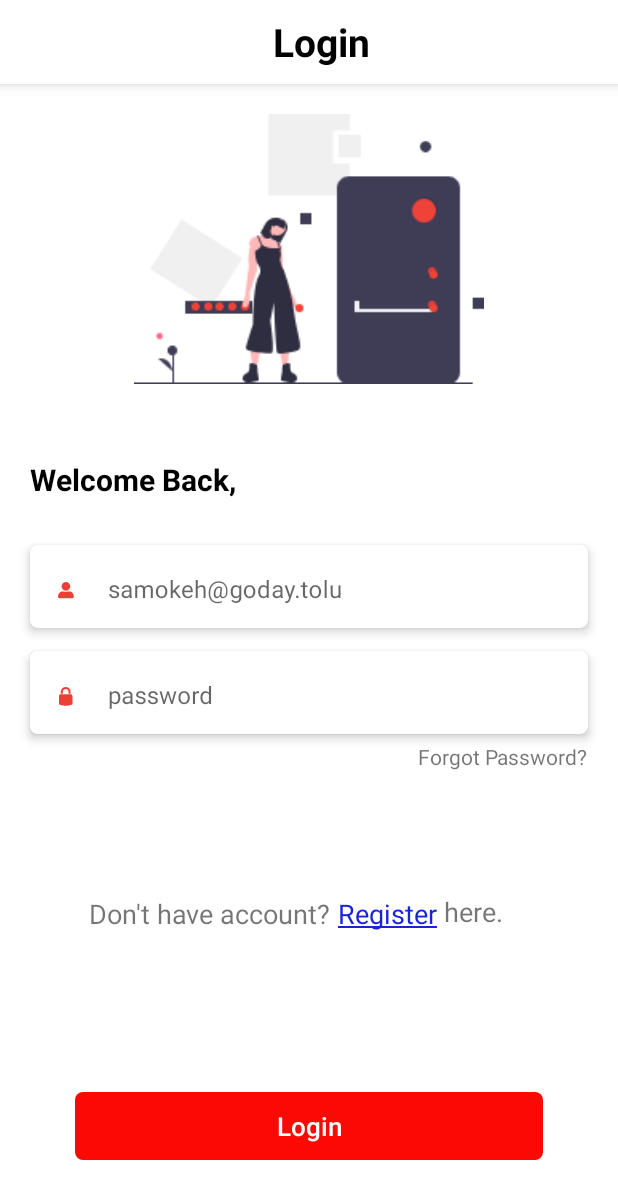
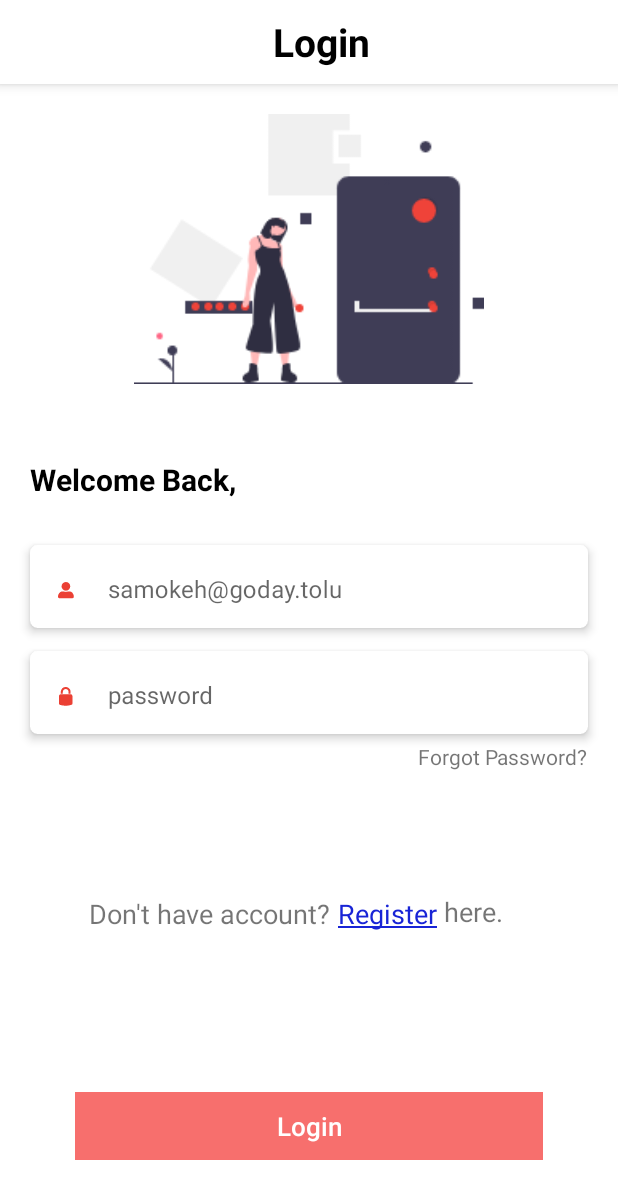
Before and after one commit to victorbamikole/hotel-booking-app, an Android app: the screen it shows after launch (MainActivity), after a tap on "Skip", on a phone screen of 412 x 824 dp. Shown: the top 1199 px of the screen. Run offline under Robolectric (Android 15) with nearby library versions, the phone set to English and light mode, and no system bars; our stand-ins replace Dagger/Hilt's generated code, navigation-ui; Roboto replaces fonts that are not available here.

Commit message:
changed login button depending on its state

```diff
--- a/app/src/main/java/com/example/hbapplicationgroupb/ui/userAuthenticationScreen/ForgotPasswordFragment.kt
+++ b/app/src/main/java/com/example/hbapplicationgroupb/ui/userAuthenticationScreen/ForgotPasswordFragment.kt
@@ -2,9 +2,7 @@ package com.example.hbapplicationgroupb.ui.userAuthenticationScreen
 
 import android.os.Bundle
 import androidx.fragment.app.Fragment
-import android.view.LayoutInflater
 import android.view.View
-import android.view.ViewGroup
 import android.widget.Toast
 import androidx.fragment.app.viewModels
 import androidx.navigation.fragment.findNavController
--- a/app/src/main/java/com/example/hbapplicationgroupb/validation/ForgetPasswordValidationFunctions.kt
+++ b/app/src/main/java/com/example/hbapplicationgroupb/validation/ForgetPasswordValidationFunctions.kt
@@ -1,6 +1,7 @@
 package com.example.hbapplicationgroupb.validation
 
 object ForgetPasswordValidationFunctions {
+    //Forget password field validation
     fun checkIfFieldNotEmpty(string: String):Boolean{
         if (string.isNotEmpty()||string.isNotBlank()){
             return true
--- /dev/null
+++ b/app/src/main/java/com/example/hbapplicationgroupb/validation/LoginValidation.kt
@@ -0,0 +1,5 @@
+package com.example.hbapplicationgroupb.validation
+
+object LoginValidation {
+
+}
--- /dev/null
+++ b/app/src/main/res/drawable/login_button_state_handler.xml
@@ -0,0 +1,5 @@
+<?xml version="1.0" encoding="utf-8"?>
+<selector xmlns:android="http://schemas.android.com/apk/res/android">
+    <item android:state_enabled="true" android:drawable="@drawable/bg_button"/>
+    <item android:state_enabled="false" android:drawable="@color/disabled_login_btn"/>
+</selector>
--- a/app/src/main/res/layout/fragment_login.xml
+++ b/app/src/main/res/layout/fragment_login.xml
@@ -180,7 +180,7 @@
         style="@style/ButtonStyle"
         android:layout_width="match_parent"
         android:layout_height="45dp"
-        android:background="@drawable/bg_button"
+        android:background="@drawable/login_button_state_handler"
         android:text="Login"
         android:textSize="17sp"
         android:enabled="false"
--- a/app/src/main/res/values/colors.xml
+++ b/app/src/main/res/values/colors.xml
@@ -21,4 +21,5 @@
     <color name="grey">#e0e0e0</color>
     <color name="offDarkBlack">#3C3B3B</color>
     <color name="light_gray">#e4e6e9</color>
+    <color name="disabled_login_btn">#f76f6d</color>
 </resources>
```
